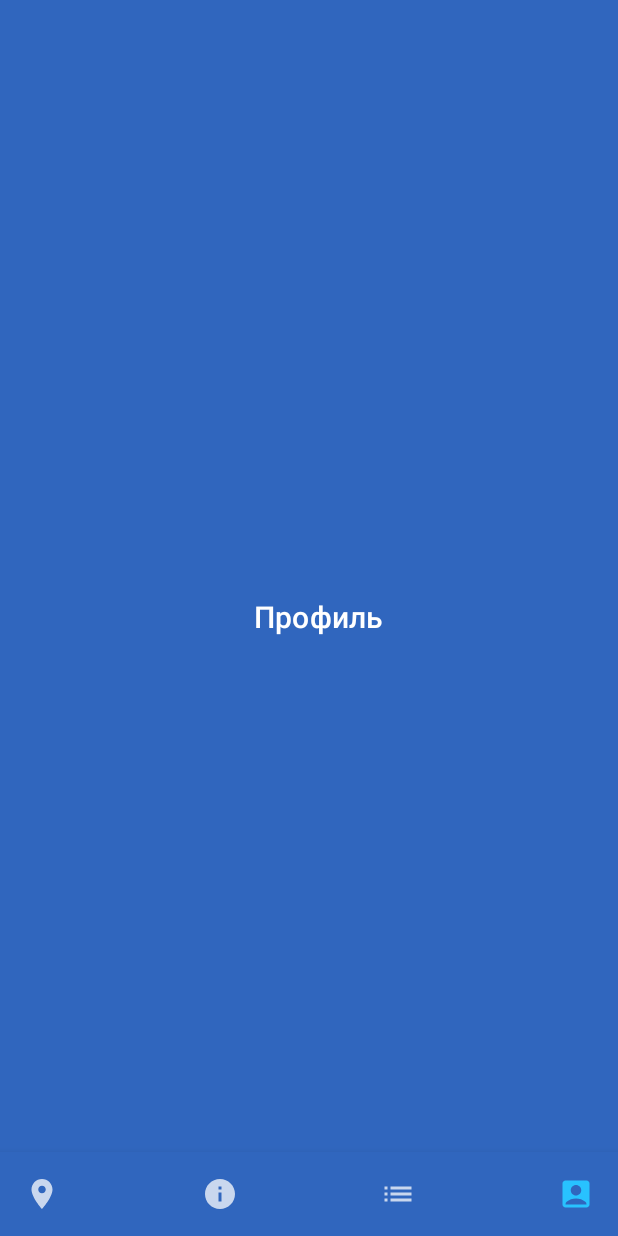
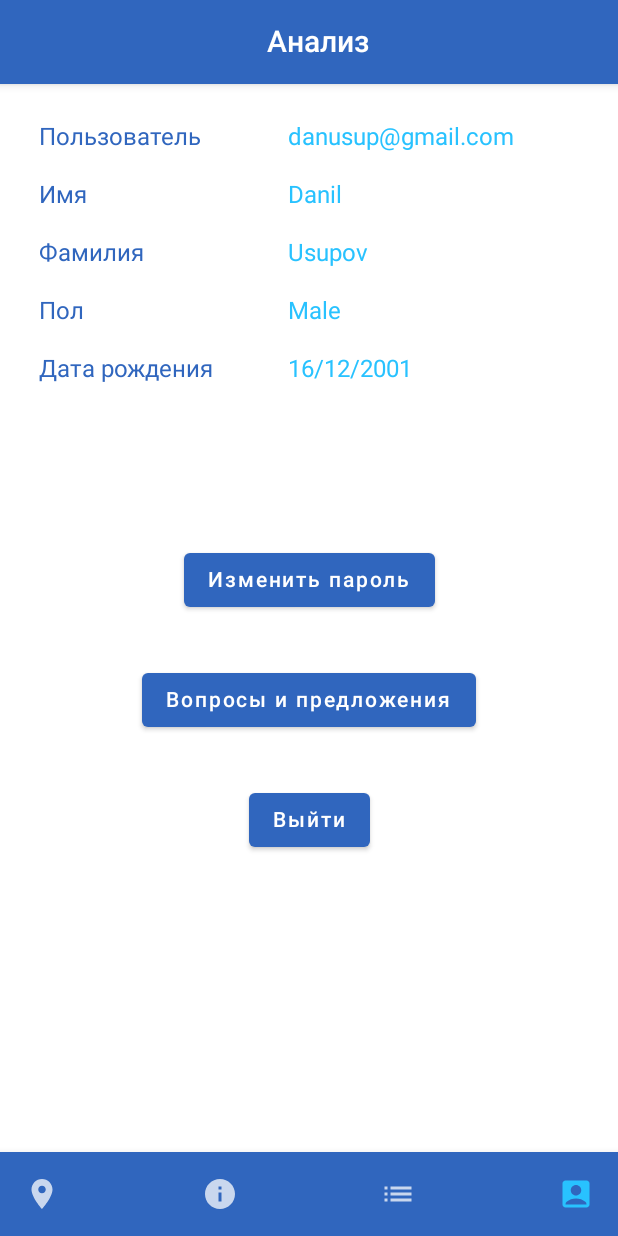
Before and after one commit to k-andrey01/DiplomaApp, an Android app built with Jetpack Compose: the ProfileActivity screen opened directly, with no data from a screen before it, on a phone screen of 412 x 824 dp. Run offline under Robolectric (Android 15) with nearby library versions, the phone set to English and light mode, and no system bars; libraries missing offline, so code that uses them is left out: com.yandex.mapkit.

Commit message:
Добавлены окна со списком отметок пользователя и профиль

```diff
--- a/app/src/main/java/com/bignerdranch/android/safecity/ProfileActivity.kt
+++ b/app/src/main/java/com/bignerdranch/android/safecity/ProfileActivity.kt
@@ -5,9 +5,15 @@ import androidx.activity.ComponentActivity
 import androidx.activity.compose.setContent
 import androidx.compose.foundation.layout.*
 import androidx.compose.material.*
+import androidx.compose.runtime.Composable
+import androidx.compose.ui.Alignment
+import androidx.compose.ui.Alignment.Companion.CenterHorizontally
 import androidx.compose.ui.Modifier
 import androidx.compose.ui.platform.LocalContext
+import androidx.compose.ui.unit.dp
+import com.bignerdranch.android.safecity.ui.theme.Blue
 import com.bignerdranch.android.safecity.ui.theme.SafeCityTheme
+import com.bignerdranch.android.safecity.ui.theme.SkyBlue
 
 class ProfileActivity : ComponentActivity() {
     override fun onCreate(savedInstanceState: Bundle?) {
@@ -18,10 +24,116 @@ class ProfileActivity : ComponentActivity() {
                     modifier = Modifier.fillMaxSize(),
                     color = MaterialTheme.colors.background
                 ) {
-                    TopBar("Профиль")
+                    Column {
+                        TopBar("Анализ")
+                        InfoWithButtons(
+                            login = "danusup@gmail.com",
+                            firstName = "Danil",
+                            lastName = "Usupov",
+                            gender = "Male",
+                            dateOfBirth = "16/12/2001"
+                        )
+                        Spacer(modifier = Modifier.height(56.dp))
+                    }
                     NavigationBar(4, context = LocalContext.current)
                 }
             }
         }
     }
 }
+
+@Composable
+fun InfoWithButtons(
+    login: String,
+    firstName: String,
+    lastName: String,
+    gender: String,
+    dateOfBirth: String
+) {
+    UserInfoRow(
+        login = login,
+        firstName = firstName,
+        lastName = lastName,
+        gender = gender,
+        dateOfBirth = dateOfBirth
+    )
+    Spacer(modifier = Modifier.height(65.dp))
+    Buttons()
+}
+
+@Composable
+fun Buttons() {
+    Column(
+        modifier = Modifier
+            .fillMaxWidth()
+    ) {
+        Button(
+            onClick = { /*TODO*/ },
+            modifier = Modifier
+                .padding(16.dp)
+                .align(alignment = CenterHorizontally)
+        ) {
+            Text("Изменить пароль")
+        }
+        Button(
+            onClick = { /*TODO*/ },
+            modifier = Modifier
+                .padding(16.dp)
+                .align(alignment = CenterHorizontally)
+        ) {
+            Text("Вопросы и предложения")
+        }
+        Button(
+            onClick = { /*TODO*/ },
+            modifier = Modifier
+                .padding(16.dp)
+                .align(alignment = CenterHorizontally)
+        ) {
+            Text("Выйти")
+        }
+    }
+}
+
+
+@Composable
+fun UserInfoRow(
+    login: String,
+    firstName: String,
+    lastName: String,
+    gender: String,
+    dateOfBirth: String
+) {
+    Column(
+        modifier = Modifier
+            .fillMaxWidth()
+            .padding(16.dp)
+    ) {
+        UserInfoItem("Пользователь", login)
+        UserInfoItem("Имя", firstName)
+        UserInfoItem("Фамилия", lastName)
+        UserInfoItem("Пол", gender)
+        UserInfoItem("Дата рождения", dateOfBirth)
+    }
+}
+
+@Composable
+fun UserInfoItem(name: String, value: String) {
+    Row(
+        modifier = Modifier
+            .fillMaxWidth()
+            .padding(10.dp),
+        verticalAlignment = Alignment.CenterVertically
+    ) {
+        Text(
+            name,
+            color = Blue,
+            modifier = Modifier.weight(5f)
+        )
+        Spacer(modifier = Modifier.weight(1f))
+        Text(
+            value,
+            color = SkyBlue,
+            modifier = Modifier.weight(7f)
+        )
+    }
+}
--- a/app/src/main/java/com/bignerdranch/android/safecity/ui/theme/Color.kt
+++ b/app/src/main/java/com/bignerdranch/android/safecity/ui/theme/Color.kt
@@ -7,3 +7,4 @@ val ArgentinianBlue = Color(0xFF60AFFF)
 val SkyBlue = Color(0xFF28C2FF)
 val Aqua = Color(0xFF2AF5FF)
 val White = Color(0xFFFFFFFF)
+val Red = Color(0xFFFD0303)
```
Also changed, not shown: app/src/main/java/com/bignerdranch/android/safecity/AnalysisActivity.kt (+11 -9 lines), app/src/main/java/com/bignerdranch/android/safecity/MailSender.java (+3 -16 lines), app/src/main/java/com/bignerdranch/android/safecity/MainActivity.kt (+44 -20 lines), app/src/main/java/com/bignerdranch/android/safecity/MyListActivity.kt (+49 -1 lines).
